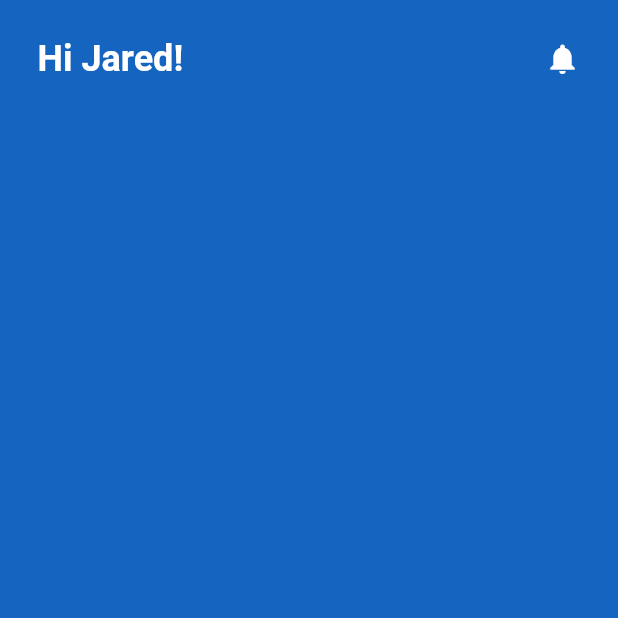
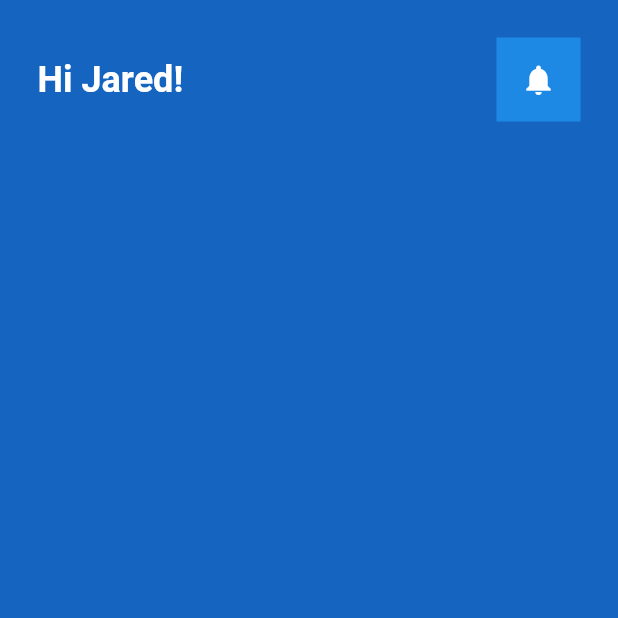
Before and after one commit to mrojasb2000/flutter_demo, a Flutter app: the screen it shows after launch, on a phone screen of 412 x 824 dp, the top half of it. Run offline on Flutter 3.47's test engine with Material 2 defaults, Android fonts, the phone set to English and light mode, and no system bars.

Commit message:
chore: add notification style

```diff
--- a/lib/pages/home_page.dart
+++ b/lib/pages/home_page.dart
@@ -31,7 +31,13 @@ class _HomePageState extends State<HomePage> {
                         )),
 
                     // Notification
-                    const Icon(Icons.notifications, color: Colors.white),
+                    Container(
+                        decoration: BoxDecoration(
+                          color: Colors.blue[600],
+                        ),
+                        padding: const EdgeInsets.all(16),
+                        child: const Icon(Icons.notifications,
+                            color: Colors.white)),
                   ],
                 )
               ],
```
